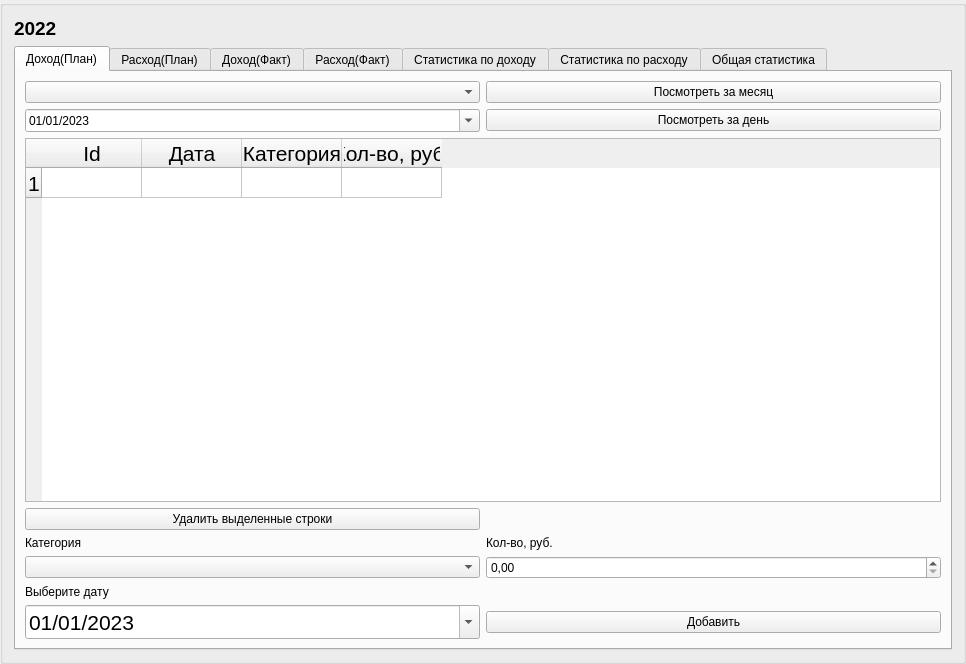
Qt form UI.ui (Aleksey512/IncomesAndExpeness) before a commit.
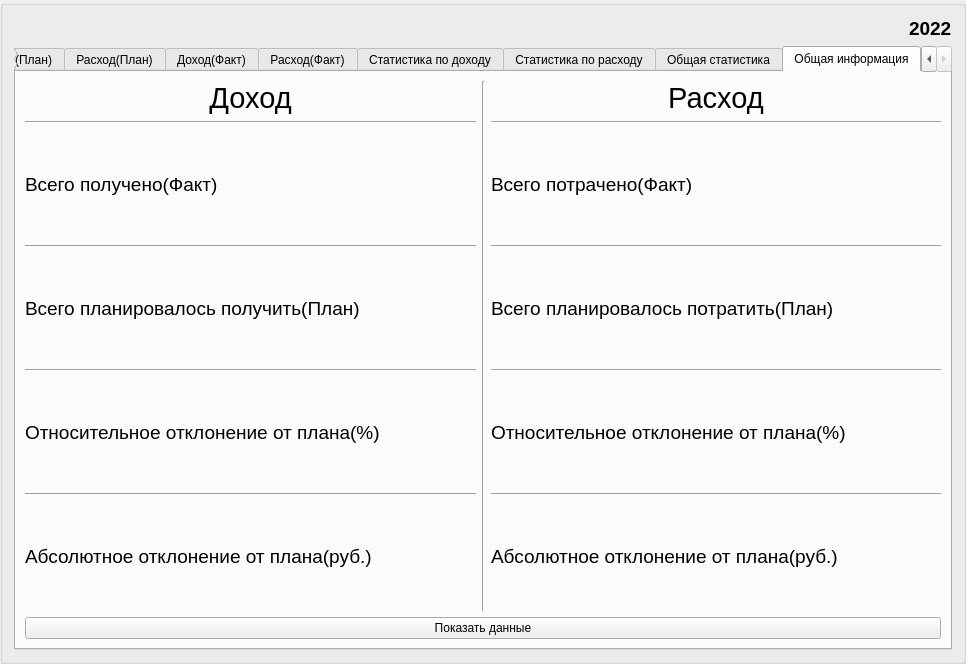
The same form after that commit. The open tabs and pages were chosen to show the change.

Patch:
```diff
--- a/UI.ui
+++ b/UI.ui
@@ -17,7 +17,7 @@
    <string notr="true"/>
   </property>
   <layout class="QVBoxLayout" name="verticalLayout">
-   <item>
+   <item alignment="Qt::AlignRight">
     <widget class="QLabel" name="year_label">
      <property name="font">
       <font>
@@ -47,6 +47,15 @@
       <number>4</number>
      </property>
      <widget class="QWidget" name="tab">
+      <property name="sizePolicy">
+       <sizepolicy hsizetype="Preferred" vsizetype="Preferred">
+        <horstretch>0</horstretch>
+        <verstretch>0</verstretch>
+       </sizepolicy>
+      </property>
+      <property name="focusPolicy">
+       <enum>Qt::StrongFocus</enum>
+      </property>
       <attribute name="title">
        <string>Доход(План)</string>
       </attribute>
@@ -68,6 +77,7 @@
            <italic>false</italic>
            <bold>false</bold>
            <strikeout>false</strikeout>
+           <stylestrategy>NoAntialias</stylestrategy>
           </font>
          </property>
          <property name="cursor" stdset="0">
@@ -97,6 +107,21 @@
          <property name="columnCount">
           <number>4</number>
          </property>
+         <attribute name="horizontalHeaderVisible">
+          <bool>true</bool>
+         </attribute>
+         <attribute name="horizontalHeaderMinimumSectionSize">
+          <number>50</number>
+         </attribute>
+         <attribute name="horizontalHeaderDefaultSectionSize">
+          <number>100</number>
+         </attribute>
+         <attribute name="verticalHeaderMinimumSectionSize">
+          <number>30</number>
+         </attribute>
+         <attribute name="verticalHeaderDefaultSectionSize">
+          <number>50</number>
+         </attribute>
          <row/>
          <column>
           <property name="text">
@@ -1003,6 +1028,283 @@
        </item>
       </layout>
      </widget>
+     <widget class="QWidget" name="tab_8">
+      <attribute name="title">
+       <string>Общая информация</string>
+      </attribute>
+      <layout class="QGridLayout" name="gridLayout_5">
+       <item row="0" column="0">
+        <layout class="QHBoxLayout" name="horizontalLayout_3">
+         <item>
+          <layout class="QVBoxLayout" name="verticalLayout_9">
+           <item>
+            <widget class="QLabel" name="tab8_inc">
+             <property name="font">
+              <font>
+               <pointsize>22</pointsize>
+              </font>
+             </property>
+             <property name="text">
+              <string>Доход</string>
+             </property>
+             <property name="alignment">
+              <set>Qt::AlignCenter</set>
+             </property>
+            </widget>
+           </item>
+           <item>
+            <layout class="QVBoxLayout" name="verticalLayout_5">
+             <item>
+              <widget class="Line" name="line_5">
+               <property name="orientation">
+                <enum>Qt::Horizontal</enum>
+               </property>
+              </widget>
+             </item>
+             <item>
+              <widget class="QLabel" name="tab8_all_fact">
+               <property name="sizePolicy">
+                <sizepolicy hsizetype="Expanding" vsizetype="Expanding">
+                 <horstretch>0</horstretch>
+                 <verstretch>0</verstretch>
+                </sizepolicy>
+               </property>
+               <property name="font">
+                <font>
+                 <pointsize>14</pointsize>
+                </font>
+               </property>
+               <property name="text">
+                <string>Всего получено(Факт)</string>
+               </property>
+              </widget>
+             </item>
+             <item>
+              <widget class="Line" name="line">
+               <property name="orientation">
+                <enum>Qt::Horizontal</enum>
+               </property>
+              </widget>
+             </item>
+             <item>
+              <widget class="QLabel" name="tab8_all_plan">
+               <property name="sizePolicy">
+                <sizepolicy hsizetype="Expanding" vsizetype="Expanding">
+                 <horstretch>0</horstretch>
+                 <verstretch>0</verstretch>
+                </sizepolicy>
+               </property>
+               <property name="font">
+                <font>
+                 <pointsize>14</pointsize>
+                </font>
+               </property>
+               <property name="text">
+                <string>Всего планировалось получить(План)</string>
+               </property>
+              </widget>
+             </item>
+             <item>
+              <widget class="Line" name="line_3">
+               <property name="orientation">
+                <enum>Qt::Horizontal</enum>
+               </property>
+              </widget>
+             </item>
+             <item>
+              <widget class="QLabel" name="tab8_relative">
+               <property name="sizePolicy">
+                <sizepolicy hsizetype="Expanding" vsizetype="Expanding">
+                 <horstretch>0</horstretch>
+                 <verstretch>0</verstretch>
+                </sizepolicy>
+               </property>
+               <property name="font">
+                <font>
+                 <pointsize>14</pointsize>
+                </font>
+               </property>
+               <property name="text">
+                <string>Относительное отклонение от плана(%)</string>
+               </property>
+              </widget>
+             </item>
+             <item>
+              <widget class="Line" name="line_8">
+               <property name="orientation">
+                <enum>Qt::Horizontal</enum>
+               </property>
+              </widget>
+             </item>
+             <item>
+              <widget class="QLabel" name="tab8_absolute">
+               <property name="sizePolicy">
+                <sizepolicy hsizetype="Expanding" vsizetype="Expanding">
+                 <horstretch>0</horstretch>
+                 <verstretch>0</verstretch>
+                </sizepolicy>
+               </property>
+               <property name="font">
+                <font>
+                 <pointsize>14</pointsize>
+                </font>
+               </property>
+               <property name="text">
+                <string>Абсолютное отклонение от плана(руб.)</string>
+               </property>
+              </widget>
+             </item>
+            </layout>
+           </item>
+          </layout>
+         </item>
+         <item>
+          <widget class="Line" name="line_7">
+           <property name="orientation">
+            <enum>Qt::Vertical</enum>
+           </property>
+          </widget>
+         </item>
+         <item>
+          <layout class="QVBoxLayout" name="verticalLayout_10">
+           <item>
+            <widget class="QLabel" name="tab8_exp">
+             <property name="font">
+              <font>
+               <pointsize>22</pointsize>
+              </font>
+             </property>
+             <property name="text">
+              <string>Расход</string>
+             </property>
+             <property name="textFormat">
+              <enum>Qt::AutoText</enum>
+             </property>
+             <property name="alignment">
+              <set>Qt::AlignCenter</set>
+             </property>
+            </widget>
+           </item>
+           <item>
+            <layout class="QVBoxLayout" name="verticalLayout_4">
+             <item>
+              <widget class="Line" name="line_6">
+               <property name="orientation">
+                <enum>Qt::Horizontal</enum>
+               </property>
+              </widget>
+             </item>
+             <item>
+              <widget class="QLabel" name="tab8_all_fact_2">
+               <property name="sizePolicy">
+                <sizepolicy hsizetype="Expanding" vsizetype="Expanding">
+                 <horstretch>0</horstretch>
+                 <verstretch>0</verstretch>
+                </sizepolicy>
+               </property>
+               <property name="font">
+                <font>
+                 <pointsize>14</pointsize>
+                </font>
+               </property>
+               <property name="text">
+                <string>Всего потрачено(Факт)</string>
+               </property>
+              </widget>
+             </item>
+             <item>
+              <widget class="Line" name="line_2">
+               <property name="orientation">
+                <enum>Qt::Horizontal</enum>
+               </property>
+              </widget>
+             </item>
+             <item>
+              <widget class="QLabel" name="tab8_all_plan_2">
+               <property name="sizePolicy">
+                <sizepolicy hsizetype="Expanding" vsizetype="Expanding">
+                 <horstretch>0</horstretch>
+                 <verstretch>0</verstretch>
+                </sizepolicy>
+               </property>
+               <property name="font">
+                <font>
+                 <pointsize>14</pointsize>
+                </font>
+               </property>
+               <property name="text">
+                <string>Всего планировалось потратить(План)</string>
+               </property>
+              </widget>
+             </item>
+             <item>
+              <widget class="Line" name="line_4">
+               <property name="orientation">
+                <enum>Qt::Horizontal</enum>
+               </property>
+              </widget>
+             </item>
+             <item>
+              <widget class="QLabel" name="tab8_relative_2">
+               <property name="sizePolicy">
+                <sizepolicy hsizetype="Expanding" vsizetype="Expanding">
+                 <horstretch>0</horstretch>
+                 <verstretch>0</verstretch>
+                </sizepolicy>
+               </property>
+               <property name="font">
+                <font>
+                 <pointsize>14</pointsize>
+                </font>
+               </property>
+               <property name="text">
+                <string>Относительное отклонение от плана(%)</string>
+               </property>
+              </widget>
+             </item>
+             <item>
+              <widget class="Line" name="line_9">
+               <property name="orientation">
+                <enum>Qt::Horizontal</enum>
+               </property>
+              </widget>
+             </item>
+             <item>
+              <widget class="QLabel" name="tab8_absolute_2">
+               <property name="sizePolicy">
+                <sizepolicy hsizetype="Expanding" vsizetype="Expanding">
+                 <horstretch>0</horstretch>
+                 <verstretch>0</verstretch>
+                </sizepolicy>
+               </property>
+               <property name="font">
+                <font>
+                 <pointsize>14</pointsize>
+                </font>
+               </property>
+               <property name="text">
+                <string>Абсолютное отклонение от плана(руб.)</string>
+               </property>
+               <property name="scaledContents">
+                <bool>false</bool>
+               </property>
+              </widget>
+             </item>
+            </layout>
+           </item>
+          </layout>
+         </item>
+        </layout>
+       </item>
+       <item row="1" column="0">
+        <widget class="QPushButton" name="tab8_refresh_button">
+         <property name="text">
+          <string>Показать данные</string>
+         </property>
+        </widget>
+       </item>
+      </layout>
+     </widget>
     </widget>
    </item>
   </layout>
```
Left out of the diff: 40 changed lines with no effect on the pictures.
